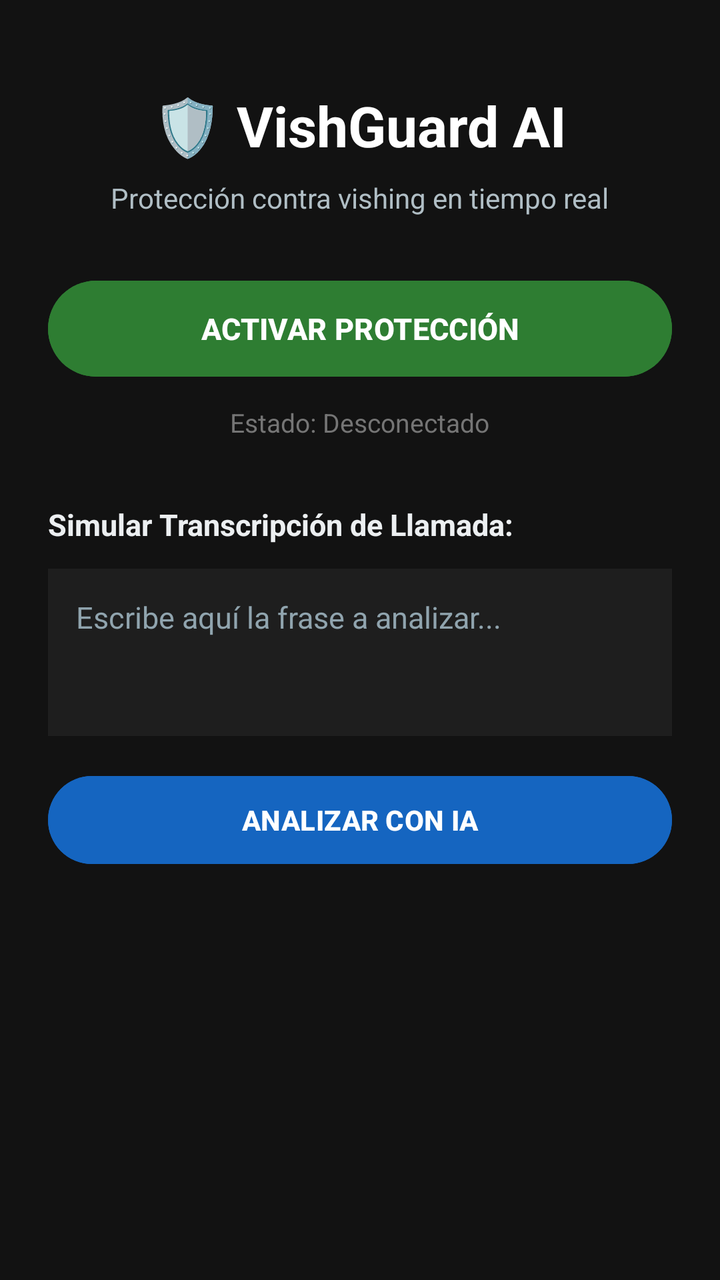
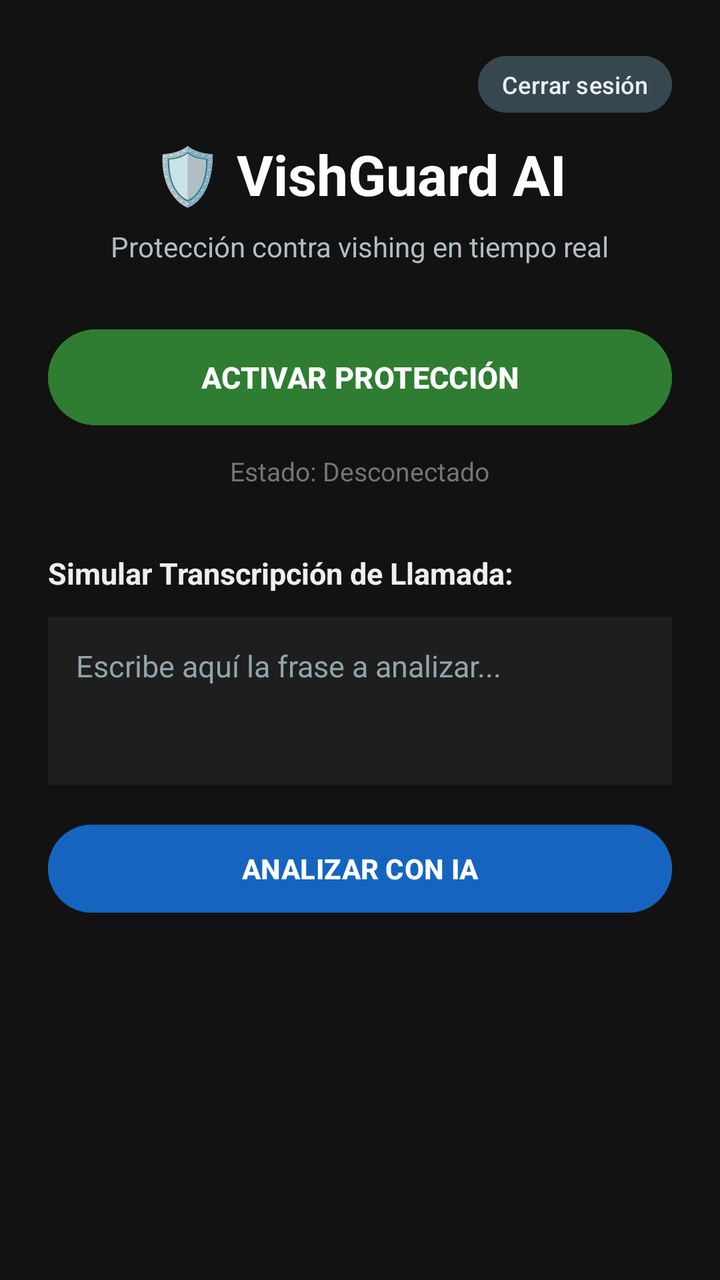

Before-and-after screenshots of an Android layout around one commit, followed by the original layout XML and the change that was made.
<!-- AndroidManifest.xml: application theme Theme.VishGuardAI -->
<!-- res/layout/activity_main.xml -->
<?xml version="1.0" encoding="utf-8"?>
<ScrollView xmlns:android="http://schemas.android.com/apk/res/android"
    android:layout_width="match_parent"
    android:layout_height="match_parent"
    android:background="#121212"
    android:fillViewport="true">

    <LinearLayout
        android:layout_width="match_parent"
        android:layout_height="wrap_content"
        android:orientation="vertical"
        android:gravity="center_horizontal"
        android:padding="24dp">

        <TextView
            android:layout_width="wrap_content"
            android:layout_height="wrap_content"
            android:text="🛡️ VishGuard AI"
            android:textColor="#FFFFFF"
            android:textSize="28sp"
            android:textStyle="bold"
            android:layout_marginTop="20dp" />

        <TextView
            android:layout_width="wrap_content"
            android:layout_height="wrap_content"
            android:layout_marginTop="8dp"
            android:text="Protección contra vishing en tiempo real"
            android:textColor="#B0BEC5"
            android:textSize="14sp" />

        <Button
            android:id="@+id/btnToggleService"
            android:layout_width="match_parent"
            android:layout_height="56dp"
            android:layout_marginTop="28dp"
            android:text="ACTIVAR PROTECCIÓN"
            android:textSize="15sp"
            android:textStyle="bold"
            android:backgroundTint="#2E7D32"
            android:textColor="#FFFFFF" />

        <TextView
            android:id="@+id/tvStatusInfo"
            android:layout_width="wrap_content"
            android:layout_height="wrap_content"
            android:layout_marginTop="10dp"
            android:text="Estado: Desconectado"
            android:textColor="#757575"
            android:textSize="13sp" />

        <TextView
            android:layout_width="match_parent"
            android:layout_height="wrap_content"
            android:layout_marginTop="32dp"
            android:text="Simular Transcripción de Llamada:"
            android:textColor="#ECEFF1"
            android:textSize="15sp"
            android:textStyle="bold" />

        <EditText
            android:id="@+id/etFraseSimulada"
            android:layout_width="match_parent"
            android:layout_height="wrap_content"
            android:layout_marginTop="12dp"
            android:minLines="3"
            android:gravity="top|start"
            android:padding="14dp"
            android:hint="Escribe aquí la frase a analizar..."
            android:textColor="#FFFFFF"
            android:textColorHint="#90A4AE"
            android:textSize="15sp"
            android:background="#1E1E1E"
            android:inputType="textMultiLine|textCapSentences" />

        <Button
            android:id="@+id/btnEnviarFrase"
            android:layout_width="match_parent"
            android:layout_height="52dp"
            android:layout_marginTop="16dp"
            android:text="ANALIZAR CON IA"
            android:textColor="#FFFFFF"
            android:textSize="14sp"
            android:textStyle="bold"
            android:backgroundTint="#1565C0" />

    </LinearLayout>
</ScrollView>
<!-- resources referenced by this layout -->
<resources>
  <style name="Theme.VishGuardAI" parent="Base.Theme.VishGuardAI" />
  <style name="Base.Theme.VishGuardAI" parent="Theme.Material3.DayNight.NoActionBar">
          
          
      </style>
</resources>

<!-- the commit's change to res/layout/activity_main.xml (unified diff, before → after) -->
@@ -12,6 +12,29 @@
         android:gravity="center_horizontal"
         android:padding="24dp">
 
+        <LinearLayout
+            android:layout_width="match_parent"
+            android:layout_height="wrap_content"
+            android:orientation="horizontal"
+            android:gravity="end">
+
+            <Button
+                android:id="@+id/btnLogout"
+                android:layout_width="wrap_content"
+                android:layout_height="wrap_content"
+                android:text="Cerrar sesión"
+                android:textSize="12sp"
+                android:textColor="#ECEFF1"
+                android:backgroundTint="#37474F"
+                android:minWidth="0dp"
+                android:minHeight="0dp"
+                android:paddingStart="12dp"
+                android:paddingEnd="12dp"
+                android:paddingTop="6dp"
+                android:paddingBottom="6dp" />
+
+        </LinearLayout>
+
         <TextView
             android:layout_width="wrap_content"
             android:layout_height="wrap_content"
@@ -19,7 +42,7 @@
             android:textColor="#FFFFFF"
             android:textSize="28sp"
             android:textStyle="bold"
-            android:layout_marginTop="20dp" />
+            android:layout_marginTop="8dp" />
 
         <TextView
             android:layout_width="wrap_content"
